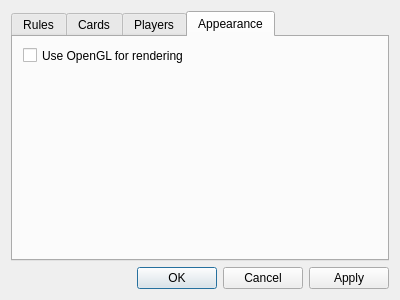
Above: settingsdialog.ui from trolley813/OpenFool before the change. Below: the same form after it.
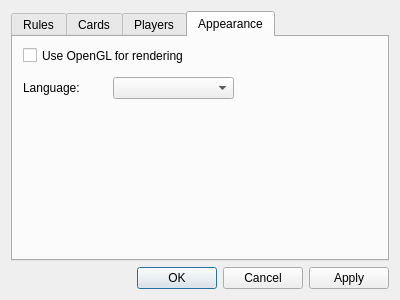
That is the form after the change. The open tabs and pages were chosen to show the change.

Commit message: added language selection

```diff
--- a/settingsdialog.ui
+++ b/settingsdialog.ui
@@ -182,6 +182,29 @@
         <string>Use OpenGL for rendering</string>
        </property>
       </widget>
+      <widget class="QLabel" name="labelLanguage">
+       <property name="geometry">
+        <rect>
+         <x>10</x>
+         <y>40</y>
+         <width>71</width>
+         <height>21</height>
+        </rect>
+       </property>
+       <property name="text">
+        <string>Language:</string>
+       </property>
+      </widget>
+      <widget class="QComboBox" name="comboBoxLanguage">
+       <property name="geometry">
+        <rect>
+         <x>100</x>
+         <y>40</y>
+         <width>121</width>
+         <height>22</height>
+        </rect>
+       </property>
+      </widget>
      </widget>
     </widget>
    </item>
```
Left out of the diff: 2 changed lines with no effect on the pictures. The commit also changes 2 other files.
